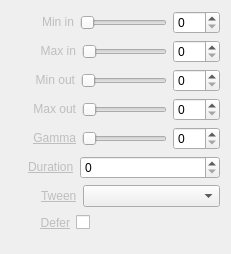
First picture: the form in Widgets/Inspector/InspectorLevelsWidget.ui, repository CasparCG/client, before the edit.
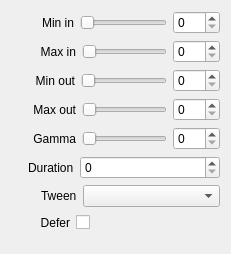
Second picture: the form after the edit.

```diff
--- a/Widgets/Inspector/InspectorLevelsWidget.ui
+++ b/Widgets/Inspector/InspectorLevelsWidget.ui
@@ -38,7 +38,7 @@
      <item>
       <widget class="QLabel" name="labelMinIn">
        <property name="text">
-        <string>&lt;a href=&quot;Min in&quot; style=&quot;color: #BEBEBE;&quot;&gt;Min in&lt;/a&gt;</string>
+        <string>Min in</string>
        </property>
        <property name="alignment">
         <set>Qt::AlignRight|Qt::AlignTrailing|Qt::AlignVCenter</set>
@@ -85,7 +85,7 @@
      <item>
       <widget class="QLabel" name="labelMaxIn">
        <property name="text">
-        <string>&lt;a href=&quot;Max in&quot; style=&quot;color: #BEBEBE;&quot;&gt;Max in&lt;/a&gt;</string>
+        <string>Max in</string>
        </property>
        <property name="alignment">
         <set>Qt::AlignRight|Qt::AlignTrailing|Qt::AlignVCenter</set>
@@ -132,7 +132,7 @@
      <item>
       <widget class="QLabel" name="labelMinOut">
        <property name="text">
-        <string>&lt;a href=&quot;Min out&quot; style=&quot;color: #BEBEBE;&quot;&gt;Min out&lt;/a&gt;</string>
+        <string>Min out</string>
        </property>
        <property name="alignment">
         <set>Qt::AlignRight|Qt::AlignTrailing|Qt::AlignVCenter</set>
@@ -179,7 +179,7 @@
      <item>
       <widget class="QLabel" name="labelMaxOut">
        <property name="text">
-        <string>&lt;a href=&quot;Max out&quot; style=&quot;color: #BEBEBE;&quot;&gt;Max out&lt;/a&gt;</string>
+        <string>Max out</string>
        </property>
        <property name="alignment">
         <set>Qt::AlignRight|Qt::AlignTrailing|Qt::AlignVCenter</set>
@@ -226,7 +226,7 @@
      <item>
       <widget class="QLabel" name="labelGamma">
        <property name="text">
-        <string>&lt;a href=&quot;Gamma&quot; style=&quot;color: #BEBEBE;&quot;&gt;Gamma&lt;/a&gt;</string>
+        <string>Gamma</string>
        </property>
        <property name="alignment">
         <set>Qt::AlignRight|Qt::AlignTrailing|Qt::AlignVCenter</set>
@@ -273,7 +273,7 @@
      <item>
       <widget class="QLabel" name="labelDuration">
        <property name="text">
-        <string>&lt;a href=&quot;Duration&quot; style=&quot;color: #BEBEBE;&quot;&gt;Duration&lt;/a&gt;</string>
+        <string>Duration</string>
        </property>
       </widget>
      </item>
@@ -313,7 +313,7 @@
      <item>
       <widget class="QLabel" name="labelEasing">
        <property name="text">
-        <string>&lt;a href=&quot;Tween&quot; style=&quot;color: #BEBEBE;&quot;&gt;Tween&lt;/a&gt;</string>
+        <string>Tween</string>
        </property>
       </widget>
      </item>
@@ -350,7 +350,7 @@
      <item>
       <widget class="QLabel" name="labelDefer">
        <property name="text">
-        <string>&lt;a href=&quot;Defer&quot; style=&quot;color: #BEBEBE;&quot;&gt;Defer&lt;/a&gt;</string>
+        <string>Defer</string>
        </property>
        <property name="alignment">
         <set>Qt::AlignRight|Qt::AlignTrailing|Qt::AlignVCenter</set>
```
